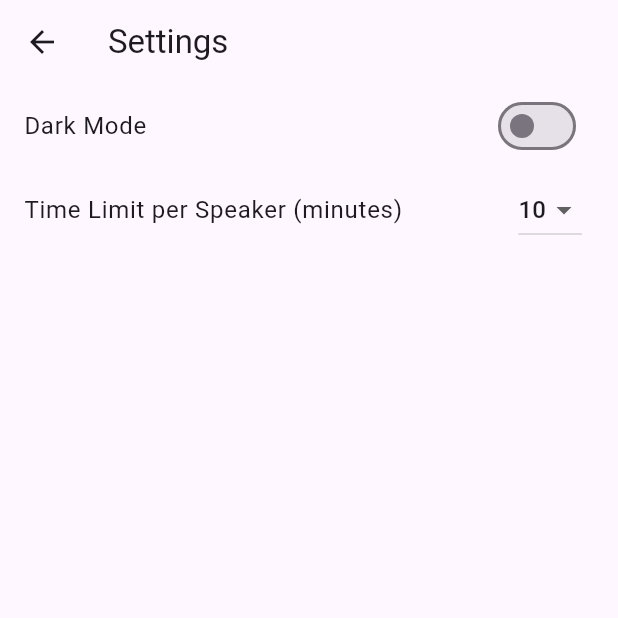
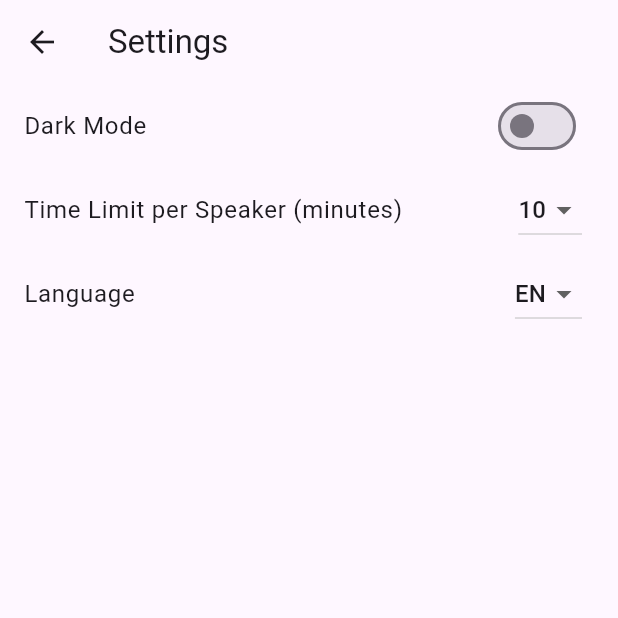
Before and after one commit to KilakOriginal/speakers_list, a Flutter app: the screen it shows after launch, after a tap on the "settings" icon, on a phone screen of 412 x 824 dp, the top half of it. Run offline on Flutter 3.47's test engine with Material 3 defaults, Android fonts, the phone set to English and light mode, and no system bars.

Commit message:
Language selection

```diff
--- a/lib/main.dart
+++ b/lib/main.dart
@@ -1,8 +1,11 @@
 import 'package:flutter/material.dart';
 import 'package:flutter/services.dart';
 import 'screens/home_screen.dart';
+import 'util/l10n.dart';
+import 'util/language_provider.dart';
 
 void main() {
+  WidgetsFlutterBinding.ensureInitialized();
   runApp(MyApp());
 }
 
@@ -14,6 +17,18 @@ class MyApp extends StatefulWidget {
 class _MyAppState extends State<MyApp> {
   ThemeMode _themeMode = ThemeMode.light;
   final GlobalKey<HomeScreenState> _homeScreenKey = GlobalKey<HomeScreenState>();
+  Future<void>? _initialization;
+  String _language = 'en';
+
+  @override
+  void initState() {
+    super.initState();
+    _initialization = _initializeApp();
+  }
+
+  Future<void> _initializeApp() async {
+    await L10n.load(_language); // Load default language
+  }
 
   void _setThemeMode(ThemeMode themeMode) {
     setState(() {
@@ -21,9 +36,29 @@ class _MyAppState extends State<MyApp> {
     });
   }
 
+  void _setLanguage(String language) async {
+    await L10n.load(language);
+    setState(() {
+      _language = language;
+    });
+  }
+
   @override
   Widget build(BuildContext context) {
-    return Shortcuts(
+    return FutureBuilder(
+      future: _initialization,
+      builder: (context, snapshot) {
+        if (snapshot.connectionState == ConnectionState.waiting) {
+          return MaterialApp(
+            home: Scaffold(
+              body: Center(child: CircularProgressIndicator()),
+            ),
+          );
+        } else {
+          return LanguageProvider(
+            language: _language,
+            setLanguage: _setLanguage,
+            child: Shortcuts(
               shortcuts: <LogicalKeySet, Intent>{
                 LogicalKeySet(LogicalKeyboardKey.control, LogicalKeyboardKey.keyZ): const UndoIntent(),
               },
@@ -55,6 +90,10 @@ class _MyAppState extends State<MyApp> {
                   home: HomeScreen(key: _homeScreenKey, setThemeMode: _setThemeMode),
                 ),
               ),
+            ),
+          );
+        }
+      },
     );
   }
 }
--- a/lib/screens/home_screen.dart
+++ b/lib/screens/home_screen.dart
@@ -3,6 +3,7 @@ import 'package:flutter/services.dart';
 import 'dart:async';
 import 'settings_screen.dart';
 import '../util/undo_action.dart';
+import '../util/l10n.dart';
 
 class HomeScreen extends StatefulWidget {
   final Function(ThemeMode) setThemeMode;
@@ -63,19 +64,19 @@ class HomeScreenState extends State<HomeScreen> {
       context: context,
       builder: (BuildContext context) {
         return AlertDialog(
-          title: Text('Edit Name'),
+          title: Text(L10n.translate('edit_name')),
           content: TextField(
             controller: _editController,
           ),
           actions: <Widget>[
             TextButton(
-              child: Text('Cancel'),
+              child: Text(L10n.translate('cancel')),
               onPressed: () {
                 Navigator.pop(context);
               },
             ),
             TextButton(
-              child: Text('Save'),
+              child: Text(L10n.translate('save')),
               onPressed: () {
                 if (_editController.text.isNotEmpty) {
                   setState(() {
@@ -239,7 +240,7 @@ class HomeScreenState extends State<HomeScreen> {
                         }
                       },
                       decoration: InputDecoration(
-                        hintText: 'Enter speaker name',
+                        hintText: L10n.translate('name_prompt'),
                       ),
                     ),
                   ),
@@ -252,7 +253,7 @@ class HomeScreenState extends State<HomeScreen> {
                           alignment: Alignment.centerLeft,
                           padding: const EdgeInsets.symmetric(horizontal: 16.0),
                           child: Text(
-                            'Current Speaker:',
+                            '${L10n.translate('current_speaker')}:',
                             style: TextStyle(fontSize: 18, fontWeight: FontWeight.bold),
                           ),
                         ),
@@ -283,7 +284,7 @@ class HomeScreenState extends State<HomeScreen> {
                       alignment: Alignment.centerLeft,
                       padding: const EdgeInsets.symmetric(horizontal: 16.0),
                       child: Text(
-                        'Up Next:',
+                        '${L10n.translate('next_speakers')}:',
                         style: TextStyle(fontSize: 18, fontWeight: FontWeight.bold),
                       ),
                     ),
@@ -344,16 +345,16 @@ class HomeScreenState extends State<HomeScreen> {
                   children: [
                     ElevatedButton(
                       onPressed: _toggleTimer,
-                      child: Text(_timerActive ? 'Pause Timer' : 'Start Timer'),
+                      child: Text(_timerActive ? L10n.translate('pause_timer') : L10n.translate('start_timer')),
                     ),
                     SizedBox(width: 20),
                     ElevatedButton(
                       onPressed: _nextSpeaker,
-                      child: Text('Next Speaker'),
+                      child: Text(L10n.translate('next_speaker')),
                     ),
                   ],
                 ),
-                Text('Time Remaining: ${_formatTime(_currentTime)}'),
+                Text("${L10n.translate('time_remaining')}: ${_formatTime(_currentTime)}"),
               ],
             ),
           ],
--- a/lib/screens/settings_screen.dart
+++ b/lib/screens/settings_screen.dart
@@ -1,4 +1,6 @@
 import 'package:flutter/material.dart';
+import '../util/l10n.dart';
+import '../util/language_provider.dart';
 
 class SettingsScreen extends StatefulWidget {
   final Function(ThemeMode) setThemeMode;
@@ -13,6 +15,7 @@ class SettingsScreen extends StatefulWidget {
 
 class _SettingsScreenState extends State<SettingsScreen> {
   late int _selectedTimeLimit;
+  late String _selectedLanguage;
 
   @override
   void initState() {
@@ -21,16 +24,22 @@ class _SettingsScreenState extends State<SettingsScreen> {
   }
 
   @override
+  void didChangeDependencies() {
+    super.didChangeDependencies();
+    _selectedLanguage = LanguageProvider.of(context)?.language ?? 'en';
+  }
+
+  @override
   Widget build(BuildContext context) {
     return Scaffold(
       appBar: AppBar(
-        title: Text('Settings'),
+        title: Text(L10n.translate('settings')),
       ),
       body: Center(
         child: Column(
           children: [
             ListTile(
-              title: Text('Dark Mode'),
+              title: Text(L10n.translate('dark_mode')),
               trailing: Switch(
                 value: Theme.of(context).brightness == Brightness.dark,
                 onChanged: (value) {
@@ -39,7 +48,7 @@ class _SettingsScreenState extends State<SettingsScreen> {
               ),
             ),
             ListTile(
-              title: Text('Time Limit per Speaker (minutes)'),
+              title: Text(L10n.translate('time_limit')),
               trailing: DropdownButton<int>(
                 value: _selectedTimeLimit,
                 items: [5, 10, 15, 20, 30, 60].map((int value) {
@@ -58,6 +67,26 @@ class _SettingsScreenState extends State<SettingsScreen> {
                 },
               ),
             ),
+            ListTile(
+              title: Text(L10n.translate('language')),
+              trailing: DropdownButton<String>(
+                value: _selectedLanguage,
+                items: ['en', 'de'].map((String value) { // Add more languages as needed
+                  return DropdownMenuItem<String>(
+                    value: value,
+                    child: Text(value.toUpperCase()), // Display language code in uppercase
+                  );
+                }).toList(),
+                onChanged: (value) async {
+                  if (value != null) {
+                    setState(() {
+                      _selectedLanguage = value;
+                    });
+                    LanguageProvider.of(context)?.setLanguage(value);
+                  }
+                },
+              ),
+            ),
           ],
         ),
       ),
--- /dev/null
+++ b/lib/util/l10n.dart
@@ -0,0 +1,19 @@
+import 'dart:convert';
+import 'package:flutter/services.dart';
+
+class L10n {
+  static Map<String, String> _localizedStrings = {};
+
+  static Future<void> load(String locale) async {
+    String jsonString = await rootBundle.loadString('assets/languages/$locale.json');
+    Map<String, dynamic> jsonMap = json.decode(jsonString);
+
+    _localizedStrings = jsonMap.map((key, value) {
+      return MapEntry(key, value.toString());
+    });
+  }
+
+  static String translate(String key) {
+    return _localizedStrings[key] ?? key;
+  }
+}
--- /dev/null
+++ b/lib/util/language_provider.dart
@@ -0,0 +1,21 @@
+import 'package:flutter/material.dart';
+
+class LanguageProvider extends InheritedWidget {
+  final String language;
+  final Function(String) setLanguage;
+
+  LanguageProvider({
+    required this.language,
+    required this.setLanguage,
+    required Widget child,
+  }) : super(child: child);
+
+  static LanguageProvider? of(BuildContext context) {
+    return context.dependOnInheritedWidgetOfExactType<LanguageProvider>();
+  }
+
+  @override
+  bool updateShouldNotify(LanguageProvider oldWidget) {
+    return oldWidget.language != language;
+  }
+}
```
Also changed, not shown: assets/languages/de.json (added, +16 -0 lines), assets/languages/en.json (added, +16 -0 lines), pubspec.yaml (+8 -4 lines), pubspec.lock. Lines whose indentation alone changed are shown as unchanged.
